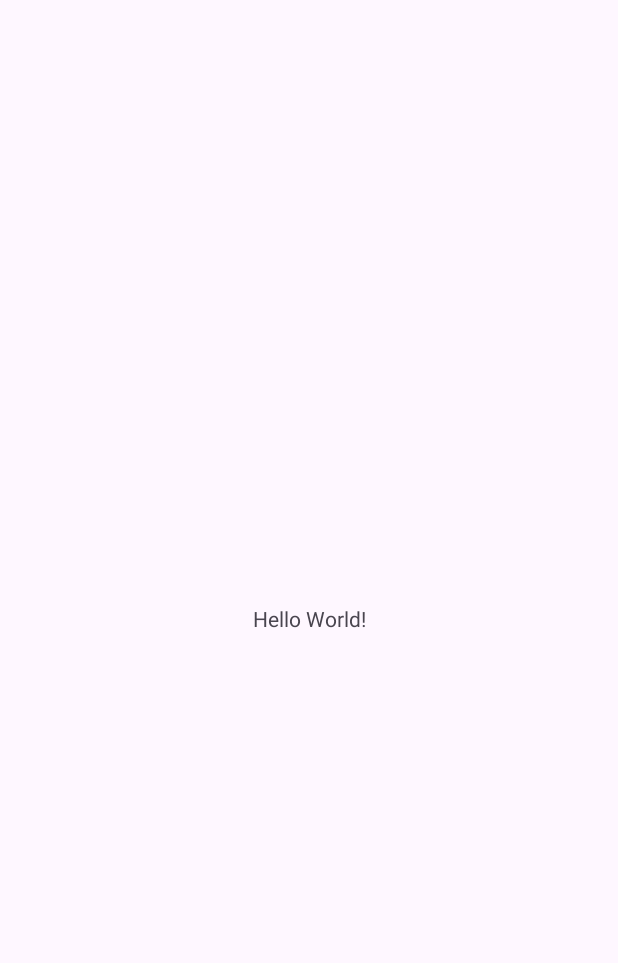
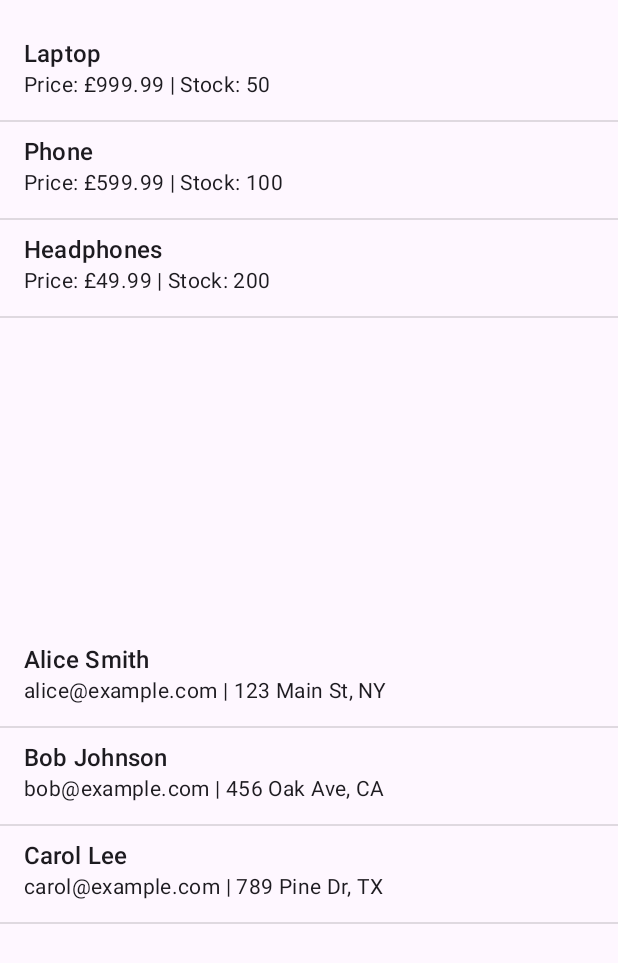
Before and after one commit to corey-richardson/learning-uni, an Android app: the screen it shows after launch (MainActivity), on a phone screen of 412 x 824 dp. Before the commit the part shown is almost empty. Shown: the top 963 px of the screen. Run offline under Robolectric (Android 15) with nearby library versions, the phone set to English and light mode, and no system bars.

Commit message:
Lab Project for displaying ListView elements from a SQLite Database

```diff
--- /dev/null
+++ b/COMP2000/ProductUsersSQLite/app/src/main/java/com/example/productuserssqlite/DatabaseHelper.java
@@ -0,0 +1,135 @@
+package com.example.productuserssqlite;
+
+import android.database.sqlite.SQLiteDatabase;
+import android.database.sqlite.SQLiteOpenHelper;
+import android.database.Cursor;
+import android.util.Log;
+import android.widget.Toast;
+import android.content.Context;
+import android.content.ContentValues;
+import java.util.ArrayList;
+import java.util.List;
+
+public class DatabaseHelper extends SQLiteOpenHelper {
+    private static final String DATABASE_NAME = "database.db";
+    private static final int DATABASE_VERSION = 2;
+
+    public DatabaseHelper(Context context) {
+        super(context, DATABASE_NAME, null, DATABASE_VERSION);
+    }
+
+
+    public void seedProducts(SQLiteDatabase db) {
+        addProduct(db, "Laptop", 999.99, 50);
+        addProduct(db, "Phone", 599.99, 100);
+        addProduct(db, "Headphones", 49.99, 200);
+    }
+
+    private void addProduct(SQLiteDatabase db, String productName, double price, int stock) {
+        ContentValues values = new ContentValues();
+        values.put("productName", productName);
+        values.put("price", price);
+        values.put("stock", stock);
+        db.insert("Product", null, values);
+        Log.i("Product Insert", ("Added: " + productName));
+    }
+
+
+    public void seedUsers(SQLiteDatabase db) {
+        addUser(db, "Alice Smith", "alice@example.com", "123 Main St, NY");
+        addUser(db, "Bob Johnson", "bob@example.com", "456 Oak Ave, CA");
+        addUser(db, "Carol Lee", "carol@example.com", "789 Pine Dr, TX");
+    }
+
+    private void addUser(SQLiteDatabase db, String username, String email, String address) {
+        ContentValues values = new ContentValues();
+        values.put("username", username);
+        values.put("email", email);
+        values.put("address", address);
+        db.insert("User", null, values);
+        Log.i("User Insert", ("Added: " + username));
+    }
+
+
+    @Override
+    public void onCreate(SQLiteDatabase db) {
+        String createProductTable = "CREATE TABLE Product (" +
+                    "id INTEGER PRIMARY KEY, " +
+                    "productName TEXT NOT NULL UNIQUE, " +
+                    "price REAL NOT NULL, " +
+                    "stock INT NOT NULL, " +
+                    "CHECK (stock >= 0)" +
+                ")";
+
+        String createUserTable = "CREATE TABLE User (" +
+                "id INTEGER PRIMARY KEY, " +
+                "username TEXT NOT NULL UNIQUE, " +
+                "email TEXT NOT NULL UNIQUE, " +
+                "address TEXT NOT NULL" +
+                ")";
+
+        db.execSQL(createProductTable);
+        db.execSQL(createUserTable);
+
+        seedProducts(db);
+        seedUsers(db);
+    }
+
+    @Override
+    public void onUpgrade(SQLiteDatabase db, int oldVersion, int newVersion) {
+        db.execSQL("DROP TABLE IF EXISTS Product");
+        db.execSQL("DROP TABLE IF EXISTS User");
+        onCreate(db);
+    }
+
+
+    public List<Product> getAllProducts() {
+        List<Product> productList = new ArrayList<>();
+        SQLiteDatabase db = this.getReadableDatabase();
+
+        // Query to fetch all products
+        Cursor cursor = db.rawQuery("SELECT * FROM Product", null);
+
+        if (cursor.moveToFirst()) {
+            do {
+                int id = cursor.getInt(cursor.getColumnIndex("id"));
+                String productName = cursor.getString(cursor.getColumnIndex("productName"));
+                double price = cursor.getDouble(cursor.getColumnIndex("price"));
+                int stock = cursor.getInt(cursor.getColumnIndex("stock"));
+
+                // Create a Product object and add it to the list
+                Product product = new Product(id, productName, price, stock);
+                productList.add(product);
+            } while (cursor.moveToNext());
+        }
+
+        cursor.close();
+        db.close();
+
+        return productList;
+    }
+
+    public List<Person> getAllPersons() {
+        List<Person> personList = new ArrayList<>();
+        SQLiteDatabase db = this.getReadableDatabase();
+
+        Cursor cursor = db.rawQuery("SELECT * FROM User", null);
+
+        if (cursor.moveToFirst()) {
+            do {
+                int id = cursor.getInt(cursor.getColumnIndex("id"));
+                String username = cursor.getString(cursor.getColumnIndex("username"));
+                String email = cursor.getString(cursor.getColumnIndex("email"));
+                String address = cursor.getString(cursor.getColumnIndex("address"));
+
+                Person person = new Person(id, username, email, address);
+                personList.add(person);
+            } while (cursor.moveToNext());
+        }
+
+        cursor.close();
+        db.close();
+
+        return personList;
+    }
+}
--- a/COMP2000/ProductUsersSQLite/app/src/main/java/com/example/productuserssqlite/MainActivity.java
+++ b/COMP2000/ProductUsersSQLite/app/src/main/java/com/example/productuserssqlite/MainActivity.java
@@ -1,20 +1,47 @@
 package com.example.productuserssqlite;
 
 import android.os.Bundle;
+import android.util.Log;
 
 import androidx.activity.EdgeToEdge;
 import androidx.appcompat.app.AppCompatActivity;
 import androidx.core.graphics.Insets;
 import androidx.core.view.ViewCompat;
 import androidx.core.view.WindowInsetsCompat;
+import android.os.Bundle;
+import android.widget.ListView;
+import java.util.List;
 
 public class MainActivity extends AppCompatActivity {
+
+    private ListView productListView;
+    private ListView personListView;
+    private DatabaseHelper databaseHelper;
+    private ProductAdapter productAdapter;
+    private PersonAdapter personAdapter;
 
     @Override
     protected void onCreate(Bundle savedInstanceState) {
         super.onCreate(savedInstanceState);
         EdgeToEdge.enable(this);
         setContentView(R.layout.activity_main);
+
+        String databasePath = getDatabasePath("database.db").getPath();
+        Log.d("DatabasePath", "Database file path: " + databasePath);
+
+        // Initialize the ListViews and DatabaseHelper
+        productListView = findViewById(R.id.productListView);
+        personListView = findViewById(R.id.personListView);
+        databaseHelper = new DatabaseHelper(this);
+        // Get the list of products and users from the database
+        List<Product> productList = databaseHelper.getAllProducts();
+        List<Person> personList = databaseHelper.getAllPersons();
+        // Set the adapters
+        productAdapter = new ProductAdapter(this, productList);
+        productListView.setAdapter(productAdapter);
+        personAdapter = new PersonAdapter(this, personList);
+        personListView.setAdapter(personAdapter);
+
         ViewCompat.setOnApplyWindowInsetsListener(findViewById(R.id.main), (v, insets) -> {
             Insets systemBars = insets.getInsets(WindowInsetsCompat.Type.systemBars());
             v.setPadding(systemBars.left, systemBars.top, systemBars.right, systemBars.bottom);
--- /dev/null
+++ b/COMP2000/ProductUsersSQLite/app/src/main/java/com/example/productuserssqlite/Person.java
@@ -0,0 +1,31 @@
+package com.example.productuserssqlite;
+
+public class Person {
+    private int id;
+    private String username;
+    private String email;
+    private String address;
+
+    public Person(int id, String username, String email, String address) {
+        this.id = id;
+        this.username = username;
+        this.email = email;
+        this.address = address;
+    }
+
+    public int getId() {
+        return id;
+    }
+
+    public String getUsername() {
+        return username;
+    }
+
+    public String getEmail() {
+        return email;
+    }
+
+    public String getAddress() {
+        return address;
+    }
+}
--- /dev/null
+++ b/COMP2000/ProductUsersSQLite/app/src/main/java/com/example/productuserssqlite/PersonAdapter.java
@@ -0,0 +1,53 @@
+package com.example.productuserssqlite;
+
+import android.content.Context;
+import android.view.LayoutInflater;
+import android.view.View;
+import android.view.ViewGroup;
+import android.widget.BaseAdapter;
+import android.widget.TextView;
+
+import java.util.List;
+
+public class PersonAdapter extends BaseAdapter {
+    private Context context;
+    private List<Person> personList;
+
+    public PersonAdapter(Context context, List<Person> personList) {
+        this.context = context;
+        this.personList = personList;
+    }
+
+    @Override
+    public int getCount() {
+        return personList.size();
+    }
+
+    @Override
+    public Object getItem(int position) {
+        return personList.get(position);
+    }
+
+    @Override
+    public long getItemId(int position) {
+        return personList.get(position).getId();
+    }
+
+    @Override
+    public View getView(int position, View convertView, ViewGroup parent) {
+        if (convertView == null) {
+            LayoutInflater inflater = (LayoutInflater) context.getSystemService(Context.LAYOUT_INFLATER_SERVICE);
+            convertView = inflater.inflate(android.R.layout.simple_list_item_2, null);
+        }
+
+        Person person = personList.get(position);
+
+        TextView text1 = convertView.findViewById(android.R.id.text1);
+        TextView text2 = convertView.findViewById(android.R.id.text2);
+
+        text1.setText(person.getUsername());
+        text2.setText(person.getEmail() + " | " + person.getAddress());
+
+        return convertView;
+    }
+}
--- /dev/null
+++ b/COMP2000/ProductUsersSQLite/app/src/main/java/com/example/productuserssqlite/Product.java
@@ -0,0 +1,33 @@
+package com.example.productuserssqlite;
+
+public class Product {
+    private int id;
+    private String productName;
+    private double price;
+    private int stock;
+
+    // Constructor
+    public Product(int id, String productName, double price, int stock) {
+        this.id = id;
+        this.productName = productName;
+        this.price = price;
+        this.stock = stock;
+    }
+
+    // Getters and Setters
+    public int getId() {
+        return id;
+    }
+
+    public String getProductName() {
+        return productName;
+    }
+
+    public double getPrice() {
+        return price;
+    }
+
+    public int getStock() {
+        return stock;
+    }
+}
--- /dev/null
+++ b/COMP2000/ProductUsersSQLite/app/src/main/java/com/example/productuserssqlite/ProductAdapter.java
@@ -0,0 +1,56 @@
+package com.example.productuserssqlite;
+
+import android.content.Context;
+import android.view.LayoutInflater;
+import android.view.View;
+import android.view.ViewGroup;
+import android.widget.BaseAdapter;
+import android.widget.TextView;
+
+import java.util.List;
+
+public class ProductAdapter extends BaseAdapter {
+    private Context context;
+    private List<Product> productList;
+
+    public ProductAdapter(Context context, List<Product> productList) {
+        this.context = context;
+        this.productList = productList;
+    }
+
+    @Override
+    public int getCount() {
+        return productList.size();
+    }
+
+    @Override
+    public Object getItem(int position) {
+        return productList.get(position);
+    }
+
+    @Override
+    public long getItemId(int position) {
+        return productList.get(position).getId();
+    }
+
+    @Override
+    public View getView(int position, View convertView, ViewGroup parent) {
+        // Inflate the row layout
+        if (convertView == null) {
+            LayoutInflater inflater = (LayoutInflater) context.getSystemService(Context.LAYOUT_INFLATER_SERVICE);
+            convertView = inflater.inflate(android.R.layout.simple_list_item_2, null);
+        }
+
+        // Get the product data for this row
+        Product product = productList.get(position);
+
+        // Set product name and price in the list item
+        TextView text1 = convertView.findViewById(android.R.id.text1);
+        TextView text2 = convertView.findViewById(android.R.id.text2);
+
+        text1.setText(product.getProductName());
+        text2.setText("Price: £" + product.getPrice() + " | Stock: " + product.getStock());
+
+        return convertView;
+    }
+}
--- a/COMP2000/ProductUsersSQLite/app/src/main/res/layout/activity_main.xml
+++ b/COMP2000/ProductUsersSQLite/app/src/main/res/layout/activity_main.xml
@@ -7,13 +7,21 @@
     android:layout_height="match_parent"
     tools:context=".MainActivity">
 
-    <TextView
-        android:layout_width="wrap_content"
-        android:layout_height="wrap_content"
-        android:text="Hello World!"
-        app:layout_constraintBottom_toBottomOf="parent"
-        app:layout_constraintEnd_toEndOf="parent"
-        app:layout_constraintStart_toStartOf="parent"
-        app:layout_constraintTop_toTopOf="parent" />
+    <ListView
+        android:id="@+id/productListView"
+        android:layout_width="match_parent"
+        android:layout_height="0dp"
+        android:layout_marginTop="16dp"
+        app:layout_constraintTop_toTopOf="parent"
+        app:layout_constraintBottom_toTopOf="@+id/personListView" />
+
+    <ListView
+        android:id="@+id/personListView"
+        android:layout_width="match_parent"
+        android:layout_height="0dp"
+        android:layout_marginTop="0dp"
+        app:layout_constraintTop_toBottomOf="@+id/productListView"
+        app:layout_constraintBottom_toBottomOf="parent" />
+
 
 </androidx.constraintlayout.widget.ConstraintLayout>
--- /dev/null
+++ b/COMP2000/ProductUsersSQLite/app/src/main/res/values/ids.xml
@@ -0,0 +1,4 @@
+<?xml version="1.0" encoding="utf-8"?>
+<resources>
+    <item name="listView" type="id" />
+</resources>
```
